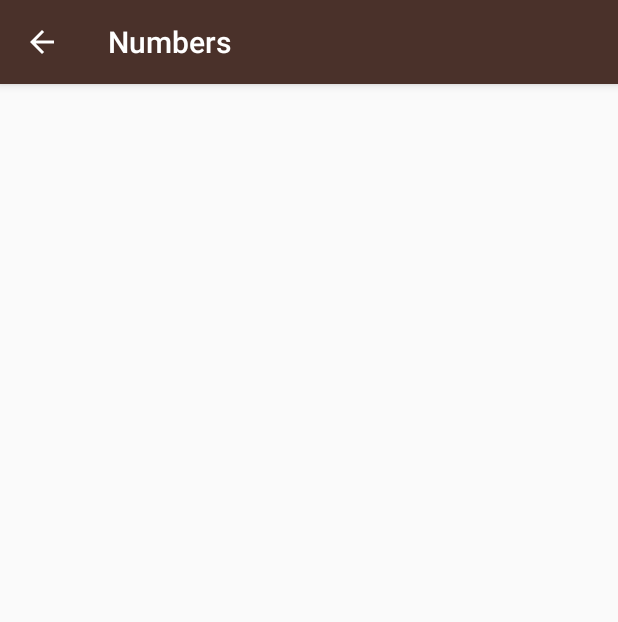
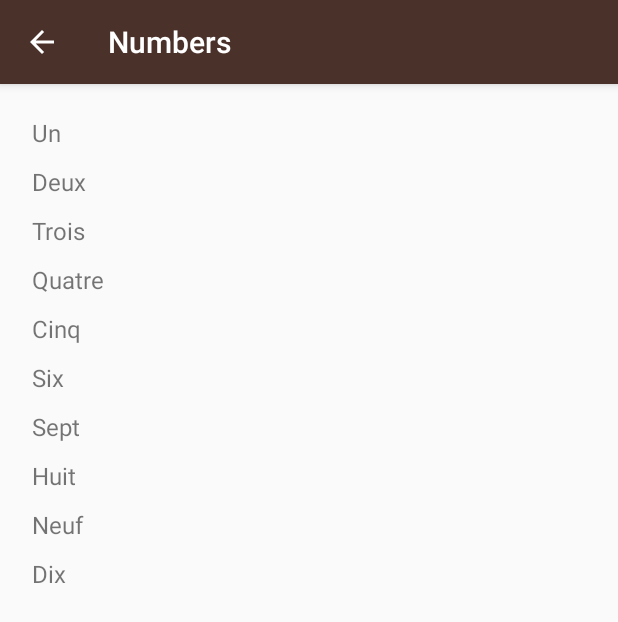
Before and after one commit to loquace/android_training, an Android app: the NumbersActivity screen opened directly, with no data from a screen before it, on a phone screen of 412 x 824 dp. Shown: the top 622 px of the screen. Run offline under Robolectric (Android 15) with nearby library versions, the phone set to English and light mode, and no system bars.

Commit message:
Premier commit sur projet miwok

```diff
--- a/app/src/main/java/com/example/android/miwok/NumbersActivity.java
+++ b/app/src/main/java/com/example/android/miwok/NumbersActivity.java
@@ -17,6 +17,10 @@ package com.example.android.miwok;
 
 import android.support.v7.app.AppCompatActivity;
 import android.os.Bundle;
+import android.view.View;
+import android.widget.LinearLayout;
+import android.widget.RelativeLayout;
+import android.widget.TextView;
 
 public class NumbersActivity extends AppCompatActivity {
 
@@ -24,5 +28,46 @@ public class NumbersActivity extends AppCompatActivity {
     protected void onCreate(Bundle savedInstanceState) {
         super.onCreate(savedInstanceState);
         setContentView(R.layout.activity_numbers);
+        LinearLayout linearLayout = linearLayout();
+        int i;
+        RelativeLayout numbersRelativeLayout = (RelativeLayout) findViewById(R.id.mainLayout);
+
+        String[] words = new String[10];
+        words[0] = "Un";
+        words[1] = "Deux";
+        words[2] = "Trois";
+        words[3] = "Quatre";
+        words[4] = "Cinq";
+        words[5] = "Six";
+        words[6] = "Sept";
+        words[7] = "Huit";
+        words[8] = "Neuf";
+        words[9] = "Dix";
+
+
+        for (i = 0; i <= 9; i++) {
+            linearLayout.addView(textView(words[i]));
+        }
+
+        if (numbersRelativeLayout != null) {
+            numbersRelativeLayout.addView(linearLayout);
+        }
     }
+
+    private TextView textView(String numberInLetter) {
+        TextView textView = new TextView(this);
+        textView.setPadding(8, 8, 8, 8);
+        textView.setTextSize(16);
+        textView.setText(numberInLetter);
+        return textView;
+    }
+
+    private LinearLayout linearLayout() {
+        LinearLayout linearLayout = new LinearLayout(this);
+        linearLayout.setOrientation(LinearLayout.VERTICAL);
+
+        return linearLayout;
+    }
+
+
 }
--- a/app/src/main/res/layout/activity_numbers.xml
+++ b/app/src/main/res/layout/activity_numbers.xml
@@ -15,6 +15,7 @@
 -->
 <RelativeLayout xmlns:android="http://schemas.android.com/apk/res/android"
     xmlns:tools="http://schemas.android.com/tools"
+    android:id="@+id/mainLayout"
     android:layout_width="match_parent"
     android:layout_height="match_parent"
     android:paddingBottom="@dimen/activity_vertical_margin"
```
Also changed, not shown: 1 other file.
